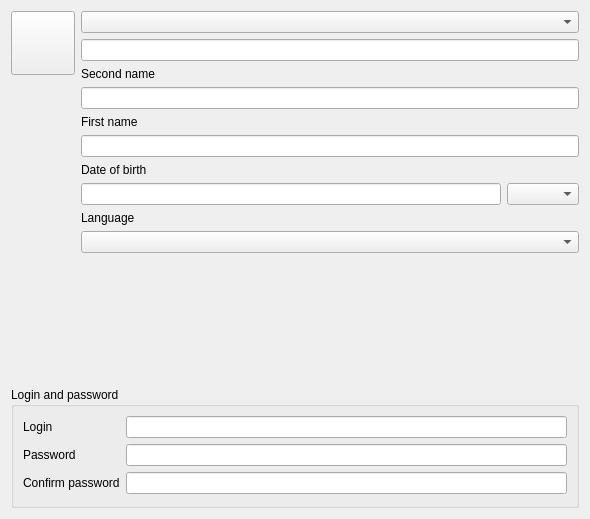
Before: the Qt Designer form plugins/identityplugin/identityeditorwidget.ui in FreeHealth/freehealth, drawn with Qt 5.
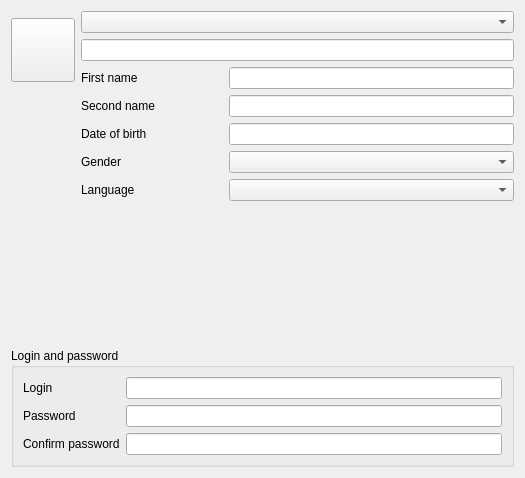
After: the same form once the commit is applied. Custom widgets are drawn as their Qt base class.

Commit message:
Adding new properties to the widget, ui improvements
Update issue 244

Add properties to include the widget into QWizard fields

```diff
--- a/plugins/identityplugin/identityeditorwidget.ui
+++ b/plugins/identityplugin/identityeditorwidget.ui
@@ -6,172 +6,28 @@
    <rect>
     <x>0</x>
     <y>0</y>
-    <width>590</width>
-    <height>519</height>
+    <width>525</width>
+    <height>478</height>
    </rect>
   </property>
+  <property name="sizePolicy">
+   <sizepolicy hsizetype="Preferred" vsizetype="Minimum">
+    <horstretch>0</horstretch>
+    <verstretch>0</verstretch>
+   </sizepolicy>
+  </property>
   <property name="windowTitle">
    <string>Form</string>
   </property>
-  <layout class="QGridLayout" name="gridLayout">
-   <item row="2" column="1" colspan="3">
-    <widget class="QLineEdit" name="birthName"/>
-   </item>
-   <item row="8" column="2" colspan="2">
-    <widget class="QComboBox" name="genderCombo">
-     <property name="sizePolicy">
-      <sizepolicy hsizetype="Preferred" vsizetype="Fixed">
-       <horstretch>0</horstretch>
-       <verstretch>0</verstretch>
-      </sizepolicy>
-     </property>
-    </widget>
-   </item>
-   <item row="9" column="1">
-    <widget class="QLabel" name="languageLabel">
-     <property name="sizePolicy">
-      <sizepolicy hsizetype="Preferred" vsizetype="Fixed">
-       <horstretch>0</horstretch>
-       <verstretch>0</verstretch>
-      </sizepolicy>
-     </property>
-     <property name="text">
-      <string>Language</string>
-     </property>
-    </widget>
-   </item>
-   <item row="13" column="0" colspan="4">
-    <widget class="ZipCodes::ZipCodesWidget" name="zipcodesWidget" native="true"/>
-   </item>
-   <item row="8" column="1">
-    <widget class="Utils::BirthDayEdit" name="dob"/>
-   </item>
-   <item row="1" column="1" colspan="3">
-    <widget class="QComboBox" name="titleCombo">
-     <property name="sizePolicy">
-      <sizepolicy hsizetype="Preferred" vsizetype="Fixed">
-       <horstretch>0</horstretch>
-       <verstretch>0</verstretch>
-      </sizepolicy>
-     </property>
-    </widget>
-   </item>
-   <item row="3" column="1">
-    <widget class="QLabel" name="secondNameLabel">
-     <property name="sizePolicy">
-      <sizepolicy hsizetype="Preferred" vsizetype="Fixed">
-       <horstretch>0</horstretch>
-       <verstretch>0</verstretch>
-      </sizepolicy>
-     </property>
-     <property name="text">
-      <string>Second name</string>
-     </property>
-     <property name="buddy">
-      <cstring>secondName</cstring>
-     </property>
-    </widget>
-   </item>
-   <item row="7" column="1" colspan="2">
-    <widget class="QLabel" name="dobLabel">
-     <property name="sizePolicy">
-      <sizepolicy hsizetype="Preferred" vsizetype="Fixed">
-       <horstretch>0</horstretch>
-       <verstretch>0</verstretch>
-      </sizepolicy>
-     </property>
-     <property name="text">
-      <string>Date of birth</string>
-     </property>
-     <property name="buddy">
-      <cstring>dob</cstring>
-     </property>
-    </widget>
-   </item>
-   <item row="6" column="1" colspan="3">
-    <widget class="QLineEdit" name="firstname"/>
-   </item>
-   <item row="4" column="1" colspan="3">
-    <widget class="QLineEdit" name="secondName"/>
-   </item>
-   <item row="5" column="1">
-    <widget class="QLabel" name="firstnameLabel">
-     <property name="sizePolicy">
-      <sizepolicy hsizetype="Preferred" vsizetype="Fixed">
-       <horstretch>0</horstretch>
-       <verstretch>0</verstretch>
-      </sizepolicy>
-     </property>
-     <property name="text">
-      <string>First name</string>
-     </property>
-     <property name="buddy">
-      <cstring>firstname</cstring>
-     </property>
-    </widget>
-   </item>
-   <item row="1" column="0" rowspan="10">
-    <layout class="QVBoxLayout" name="verticalLayout">
-     <item>
-      <widget class="Identity::Internal::ThemedGenderButton" name="photoButton">
-       <property name="sizePolicy">
-        <sizepolicy hsizetype="Fixed" vsizetype="Fixed">
-         <horstretch>0</horstretch>
-         <verstretch>0</verstretch>
-        </sizepolicy>
-       </property>
-       <property name="minimumSize">
-        <size>
-         <width>64</width>
-         <height>64</height>
-        </size>
-       </property>
-       <property name="maximumSize">
-        <size>
-         <width>64</width>
-         <height>64</height>
-        </size>
-       </property>
-       <property name="focusPolicy">
-        <enum>Qt::ClickFocus</enum>
-       </property>
-       <property name="toolTip">
-        <string>Click to add/change the photo</string>
-       </property>
-       <property name="text">
-        <string/>
-       </property>
-       <property name="iconSize">
-        <size>
-         <width>50</width>
-         <height>50</height>
-        </size>
-       </property>
-       <property name="popupMode">
-        <enum>QToolButton::InstantPopup</enum>
-       </property>
-      </widget>
-     </item>
-     <item>
-      <spacer name="verticalSpacer_2">
-       <property name="orientation">
-        <enum>Qt::Vertical</enum>
-       </property>
-       <property name="sizeHint" stdset="0">
-        <size>
-         <width>20</width>
-         <height>40</height>
-        </size>
-       </property>
-      </spacer>
-     </item>
-    </layout>
-   </item>
-   <item row="10" column="1" colspan="3">
-    <widget class="Utils::LanguageComboBox" name="language"/>
-   </item>
-   <item row="14" column="0" colspan="4">
+  <layout class="QGridLayout" name="gridLayout_2">
+   <item row="2" column="0">
     <widget class="QGroupBox" name="loginGroup">
+     <property name="sizePolicy">
+      <sizepolicy hsizetype="Preferred" vsizetype="Fixed">
+       <horstretch>0</horstretch>
+       <verstretch>0</verstretch>
+      </sizepolicy>
+     </property>
      <property name="title">
       <string>Login and password</string>
      </property>
@@ -209,6 +65,229 @@
      </layout>
     </widget>
    </item>
+   <item row="1" column="0">
+    <widget class="ZipCodes::ZipCodesWidget" name="zipcodesWidget" native="true">
+     <zorder></zorder>
+    </widget>
+   </item>
+   <item row="0" column="0">
+    <layout class="QGridLayout" name="gridLayout">
+     <item row="3" column="1">
+      <widget class="QLabel" name="secondNameLabel">
+       <property name="sizePolicy">
+        <sizepolicy hsizetype="Preferred" vsizetype="Fixed">
+         <horstretch>0</horstretch>
+         <verstretch>0</verstretch>
+        </sizepolicy>
+       </property>
+       <property name="minimumSize">
+        <size>
+         <width>0</width>
+         <height>20</height>
+        </size>
+       </property>
+       <property name="text">
+        <string>Second name</string>
+       </property>
+       <property name="buddy">
+        <cstring>secondName</cstring>
+       </property>
+      </widget>
+     </item>
+     <item row="0" column="0" rowspan="3">
+      <widget class="Identity::Internal::ThemedGenderButton" name="photoButton">
+       <property name="sizePolicy">
+        <sizepolicy hsizetype="Fixed" vsizetype="Fixed">
+         <horstretch>0</horstretch>
+         <verstretch>0</verstretch>
+        </sizepolicy>
+       </property>
+       <property name="minimumSize">
+        <size>
+         <width>64</width>
+         <height>64</height>
+        </size>
+       </property>
+       <property name="maximumSize">
+        <size>
+         <width>64</width>
+         <height>64</height>
+        </size>
+       </property>
+       <property name="focusPolicy">
+        <enum>Qt::ClickFocus</enum>
+       </property>
+       <property name="toolTip">
+        <string>Click to add/change the photo</string>
+       </property>
+       <property name="text">
+        <string/>
+       </property>
+       <property name="iconSize">
+        <size>
+         <width>50</width>
+         <height>50</height>
+        </size>
+       </property>
+       <property name="popupMode">
+        <enum>QToolButton::InstantPopup</enum>
+       </property>
+      </widget>
+     </item>
+     <item row="5" column="1">
+      <widget class="QLabel" name="label">
+       <property name="text">
+        <string>Gender</string>
+       </property>
+      </widget>
+     </item>
+     <item row="6" column="2" colspan="2">
+      <widget class="Utils::LanguageComboBox" name="language">
+       <property name="minimumSize">
+        <size>
+         <width>0</width>
+         <height>20</height>
+        </size>
+       </property>
+      </widget>
+     </item>
+     <item row="2" column="1">
+      <widget class="QLabel" name="firstnameLabel">
+       <property name="sizePolicy">
+        <sizepolicy hsizetype="Preferred" vsizetype="Fixed">
+         <horstretch>0</horstretch>
+         <verstretch>0</verstretch>
+        </sizepolicy>
+       </property>
+       <property name="minimumSize">
+        <size>
+         <width>0</width>
+         <height>20</height>
+        </size>
+       </property>
+       <property name="text">
+        <string>First name</string>
+       </property>
+       <property name="buddy">
+        <cstring>firstname</cstring>
+       </property>
+      </widget>
+     </item>
+     <item row="0" column="1" colspan="3">
+      <widget class="QComboBox" name="titleCombo">
+       <property name="sizePolicy">
+        <sizepolicy hsizetype="Preferred" vsizetype="Fixed">
+         <horstretch>0</horstretch>
+         <verstretch>0</verstretch>
+        </sizepolicy>
+       </property>
+       <property name="minimumSize">
+        <size>
+         <width>0</width>
+         <height>20</height>
+        </size>
+       </property>
+      </widget>
+     </item>
+     <item row="1" column="1" colspan="3">
+      <widget class="QLineEdit" name="birthName">
+       <property name="minimumSize">
+        <size>
+         <width>0</width>
+         <height>20</height>
+        </size>
+       </property>
+      </widget>
+     </item>
+     <item row="6" column="1">
+      <widget class="QLabel" name="languageLabel">
+       <property name="sizePolicy">
+        <sizepolicy hsizetype="Preferred" vsizetype="Fixed">
+         <horstretch>0</horstretch>
+         <verstretch>0</verstretch>
+        </sizepolicy>
+       </property>
+       <property name="minimumSize">
+        <size>
+         <width>0</width>
+         <height>20</height>
+        </size>
+       </property>
+       <property name="text">
+        <string>Language</string>
+       </property>
+      </widget>
+     </item>
+     <item row="4" column="1">
+      <widget class="QLabel" name="dobLabel">
+       <property name="sizePolicy">
+        <sizepolicy hsizetype="Preferred" vsizetype="Fixed">
+         <horstretch>0</horstretch>
+         <verstretch>0</verstretch>
+        </sizepolicy>
+       </property>
+       <property name="minimumSize">
+        <size>
+         <width>0</width>
+         <height>20</height>
+        </size>
+       </property>
+       <property name="text">
+        <string>Date of birth</string>
+       </property>
+       <property name="buddy">
+        <cstring>dob</cstring>
+       </property>
+      </widget>
+     </item>
+     <item row="2" column="2" colspan="2">
+      <widget class="QLineEdit" name="firstname">
+       <property name="minimumSize">
+        <size>
+         <width>0</width>
+         <height>20</height>
+        </size>
+       </property>
+      </widget>
+     </item>
+     <item row="3" column="2" colspan="2">
+      <widget class="QLineEdit" name="secondName">
+       <property name="minimumSize">
+        <size>
+         <width>0</width>
+         <height>20</height>
+        </size>
+       </property>
+      </widget>
+     </item>
+     <item row="4" column="2" colspan="2">
+      <widget class="Utils::BirthDayEdit" name="dob">
+       <property name="minimumSize">
+        <size>
+         <width>0</width>
+         <height>20</height>
+        </size>
+       </property>
+      </widget>
+     </item>
+     <item row="5" column="2" colspan="2">
+      <widget class="QComboBox" name="genderCombo">
+       <property name="sizePolicy">
+        <sizepolicy hsizetype="Preferred" vsizetype="Fixed">
+         <horstretch>0</horstretch>
+         <verstretch>0</verstretch>
+        </sizepolicy>
+       </property>
+       <property name="minimumSize">
+        <size>
+         <width>0</width>
+         <height>20</height>
+        </size>
+       </property>
+      </widget>
+     </item>
+    </layout>
+   </item>
   </layout>
  </widget>
  <customwidgets>
```
Left out of the diff: 10 changed lines with no effect on the pictures. The commit also changes 2 other files.
